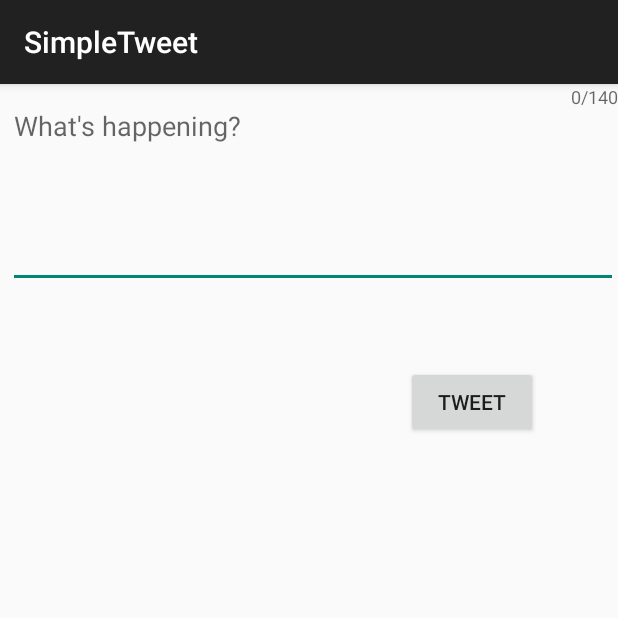
After one commit to nhinguyen015/NhiSimpleTweet, an Android app: the ComposeActivity screen opened directly, with no data from a screen before it, on a phone screen of 412 x 824 dp, the top half of it. The commit adds this screen. Run offline under Robolectric (Android 15) with nearby library versions, the phone set to English and light mode, and no system bars; our stand-ins replace Room's generated code; libraries missing offline, so code that uses them is left out: com.codepath.asynchttpclient, com.facebook.stetho, org.parceler; 1 statement that could not run was skipped.

```diff
--- a/app/build.gradle
+++ b/app/build.gradle
@@ -45,6 +45,7 @@ dependencies {
     implementation 'com.github.bumptech.glide:glide:4.11.0'
     implementation 'androidx.constraintlayout:constraintlayout:2.0.4'
     implementation 'androidx.recyclerview:recyclerview:1.1.0'
+    implementation 'com.google.android.material:material:1.3.0'
     // Room for simple persistence with an ORM
     def room_version = "2.2.5"
     implementation "androidx.room:room-runtime:$room_version"
@@ -52,4 +53,7 @@ dependencies {
     implementation 'com.facebook.stetho:stetho:1.5.1'
     implementation 'androidx.swiperefreshlayout:swiperefreshlayout:1.0.0'
 
+    implementation 'org.parceler:parceler-api:1.1.12'
+    annotationProcessor 'org.parceler:parceler:1.1.12'
+
 }
--- a/app/src/main/AndroidManifest.xml
+++ b/app/src/main/AndroidManifest.xml
@@ -13,7 +13,8 @@
         android:icon="@drawable/ic_launcher"
         android:label="@string/app_name"
         android:theme="@style/AppTheme">
-        <activity android:name=".TimelineActivity"></activity>
+        <activity android:name=".ComposeActivity"></activity>
+        <activity android:name=".TimelineActivity" />
         <activity
             android:name=".LoginActivity"
             android:label="@string/app_name"
--- /dev/null
+++ b/app/src/main/java/com/codepath/apps/restclienttemplate/ComposeActivity.java
@@ -0,0 +1,84 @@
+package com.codepath.apps.restclienttemplate;
+
+import androidx.appcompat.app.AppCompatActivity;
+
+import android.content.Intent;
+import android.os.Bundle;
+import android.os.Parcel;
+import android.util.Log;
+import android.view.View;
+import android.widget.Button;
+import android.widget.EditText;
+import android.widget.Toast;
+
+import com.codepath.apps.restclienttemplate.models.Tweet;
+import com.codepath.asynchttpclient.callback.JsonHttpResponseHandler;
+
+import org.json.JSONException;
+import org.parceler.Parcels;
+
+import okhttp3.Headers;
+
+public class ComposeActivity extends AppCompatActivity {
+
+    public static final String TAG = "ComposeActivity";
+    public static final int MAX_TWEET_LENGTH = 140;
+
+    EditText etCompose;
+    Button btnTweet;
+
+    TwitterClient client;
+
+    @Override
+    protected void onCreate(Bundle savedInstanceState) {
+        super.onCreate(savedInstanceState);
+        setContentView(R.layout.activity_compose);
+
+        client = TwitterApp.getRestClient(this);
+
+        etCompose = findViewById(R.id.etCompose);
+        btnTweet = findViewById(R.id.btnTweet);
+
+        // Set click listener on button
+        btnTweet.setOnClickListener(new View.OnClickListener() {
+            @Override
+            public void onClick (View v) {
+                 String tweetContent = etCompose.getText().toString();
+                 if (tweetContent.isEmpty()) {
+                     Toast.makeText(ComposeActivity.this, "Your tweet can't be empty", Toast.LENGTH_LONG).show();
+                     return;
+                 }
+                 if (tweetContent.length() > MAX_TWEET_LENGTH) {
+                     Toast.makeText(ComposeActivity.this, "Your tweet is too long", Toast.LENGTH_LONG).show();
+                     return;
+                 }
+                Toast.makeText(ComposeActivity.this, tweetContent, Toast.LENGTH_LONG).show();
+                // Make an API call to Twitter to publish the tweet
+                client.publishTweet(tweetContent, new JsonHttpResponseHandler() {
+                    @Override
+                    public void onSuccess(int statusCode, Headers headers, JSON json) {
+                        Log.i(TAG, "onSucces to publish tweet");
+                        try {
+                            Tweet tweet = Tweet.fromJson(json.jsonObject);
+                            Log.i(TAG, "Published Tweet says: " + tweet.body);
+                            Intent intent = new Intent();
+                            intent.putExtra("tweet", Parcels.wrap(tweet));
+                            // Set result code & bundle data for response
+                            setResult(RESULT_OK, intent);
+                            // Close the activity, pass data to parent
+                            finish();
+                        } catch (JSONException e) {
+                            e.printStackTrace();
+                        }
+                    }
+
+                    @Override
+                    public void onFailure(int statusCode, Headers headers, String response, Throwable throwable) {
+                        Log.e(TAG, "onFailure to publish tweet", throwable);
+                    }
+                });
+            }
+        });
+
+    }
+}
--- a/app/src/main/java/com/codepath/apps/restclienttemplate/TweetAdapter.java
+++ b/app/src/main/java/com/codepath/apps/restclienttemplate/TweetAdapter.java
@@ -11,6 +11,7 @@ import androidx.annotation.NonNull;
 import androidx.recyclerview.widget.RecyclerView;
 
 import com.bumptech.glide.Glide;
+import com.codepath.apps.restclienttemplate.models.TimeFormatter;
 import com.codepath.apps.restclienttemplate.models.Tweet;
 
 import java.util.List;
@@ -65,17 +66,21 @@ public class TweetAdapter extends RecyclerView.Adapter<TweetAdapter.ViewHolder>
         ImageView ivProfileImage;
         TextView tvBody;
         TextView tvScreenName;
+        TextView tvTime;
 
         public ViewHolder (@NonNull View itemView) {
             super(itemView);
             ivProfileImage = itemView.findViewById(R.id.ivProfileImage);
             tvBody = itemView.findViewById(R.id.tvBody);
             tvScreenName = itemView.findViewById(R.id.tvScreenName);
+            tvTime = itemView.findViewById(R.id.tvTime);
         }
+
 
         public void bind(Tweet tweet) {
             tvBody.setText(tweet.body);
             tvScreenName.setText(tweet.user.screenName);
+            tvTime.setText(tweet.getFormattedTimestamp());
             Glide.with(context).load(tweet.user.profileImageURL).into(ivProfileImage);
         }
     }
--- a/app/src/main/java/com/codepath/apps/restclienttemplate/models/User.java
+++ b/app/src/main/java/com/codepath/apps/restclienttemplate/models/User.java
@@ -2,12 +2,17 @@ package com.codepath.apps.restclienttemplate.models;
 
 import org.json.JSONException;
 import org.json.JSONObject;
+import org.parceler.Parcel;
 
+@Parcel
 public class User {
 
     public String name;
     public String screenName;
     public String profileImageURL;
+
+    // Empty constructor needed by the Parceler library
+    public User() {}
 
     public static User fromJson(JSONObject jsonObject) throws JSONException {
         User user = new User();
--- /dev/null
+++ b/app/src/main/res/layout/activity_compose.xml
@@ -0,0 +1,43 @@
+<?xml version="1.0" encoding="utf-8"?>
+<RelativeLayout xmlns:app="http://schemas.android.com/apk/res-auto"
+    xmlns:tools="http://schemas.android.com/tools"
+    xmlns:android="http://schemas.android.com/apk/res/android"
+    android:layout_width="match_parent"
+    android:layout_height="match_parent"
+    tools:context=".ComposeActivity">
+
+    <com.google.android.material.textfield.TextInputLayout
+        android:layout_width="match_parent"
+        android:layout_height="wrap_content"
+        app:counterEnabled="true"
+        app:counterMaxLength="140"
+        app:counterOverflowTextAppearance="@style/TextLimitStyle">
+
+
+    </com.google.android.material.textfield.TextInputLayout>
+
+    <Button
+        android:id="@+id/btnTweet"
+        android:layout_width="wrap_content"
+        android:layout_height="wrap_content"
+        android:layout_below="@+id/etCompose"
+        android:layout_alignParentEnd="true"
+        android:layout_marginTop="52dp"
+        android:layout_marginEnd="53dp"
+        android:text="@string/tweet" />
+
+    <EditText
+        android:id="@+id/etCompose"
+        android:layout_width="match_parent"
+        android:layout_height="wrap_content"
+        android:layout_marginStart="5dp"
+        android:layout_marginTop="5dp"
+        android:ems="10"
+        android:gravity="start|top"
+        android:hint="@string/what_s_happening"
+        android:inputType="textMultiLine"
+        android:minLines="5"
+        android:autofillHints="" />
+
+
+</RelativeLayout>
--- a/app/src/main/res/values/strings.xml
+++ b/app/src/main/res/values/strings.xml
@@ -5,5 +5,7 @@
     <string name="login_label">Log in</string>
     <string name="intent_scheme">oauth</string>
     <string name="intent_host">cprest</string>
+    <string name="tweet">Tweet</string>
+    <string name="what_s_happening">What\'s happening?</string>
 
 </resources>
--- a/app/src/main/res/values/styles.xml
+++ b/app/src/main/res/values/styles.xml
@@ -13,4 +13,10 @@
         <!-- All customizations that are NOT specific to a particular API-level can go here. -->
     </style>
 
+    <style name="TextLimitStyle" parent="TextAppearance.AppCompat.Small">
+    </style>
+
+    <style name="TextLimitError" parent="TextAppearance.AppCompat.Small">
+    </style>
+
 </resources>
```
Also changed, not shown: app/src/main/java/com/codepath/apps/restclienttemplate/TimelineActivity.java (+45 -1 lines), app/src/main/java/com/codepath/apps/restclienttemplate/TwitterClient.java (+8 -0 lines), app/src/main/java/com/codepath/apps/restclienttemplate/models/TimeFormatter.java (added, +77 -0 lines), app/src/main/java/com/codepath/apps/restclienttemplate/models/Tweet.java (+9 -0 lines), app/src/main/res/layout/item_tweet.xml (+13 -0 lines), app/src/main/res/menu/menu_main.xml (added, +10 -0 lines), 1 other file.
